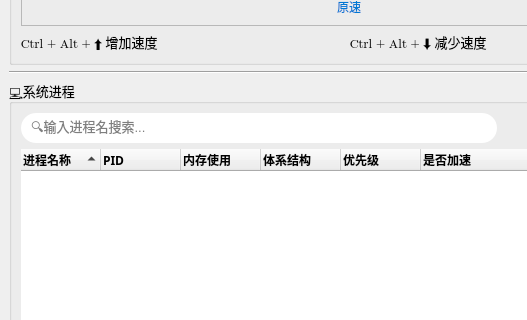
zxlhhyccc/OpenSpeedy, file mainwindow.ui: the form before one commit; both pictures show x 0 to 527 and y 240 to 560 of the 1024 by 768 pixel window.
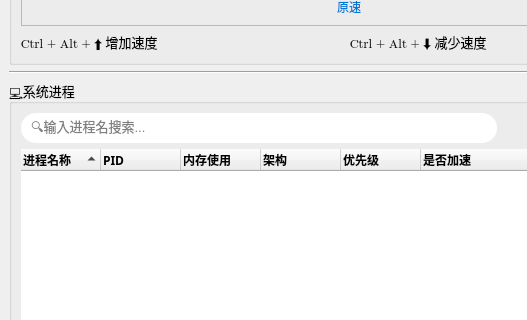
The form after the commit.

What changed in the file:
```diff
--- a/mainwindow.ui
+++ b/mainwindow.ui
@@ -786,7 +786,7 @@
            </column>
            <column>
             <property name="text">
-             <string>体系结构</string>
+             <string>架构</string>
             </property>
             <property name="font">
              <font>
```
